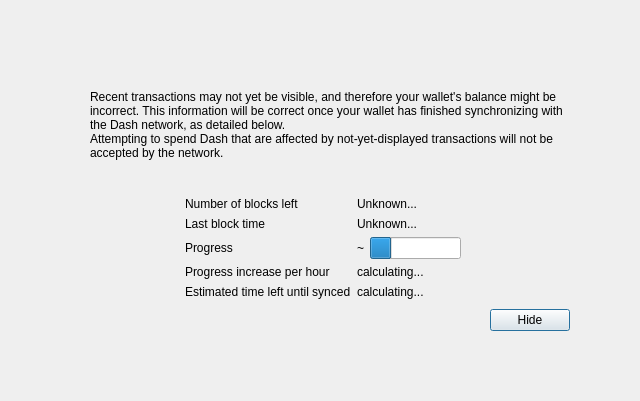
Above: src/qt/forms/modaloverlay.ui from bytzck/BYTZ before the change. Below: the same form after it.
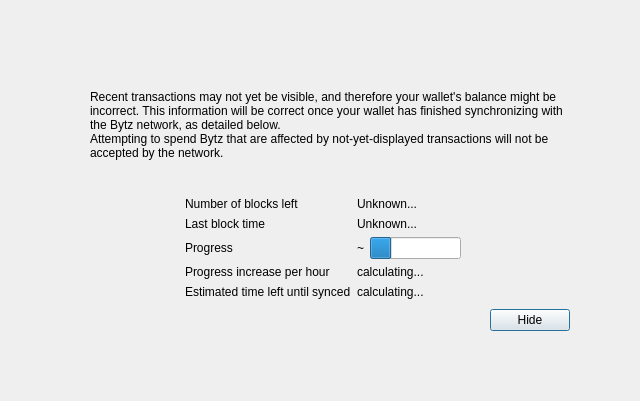
That is the form after the change. Custom widgets are drawn as their Qt base class.

Commit message: Rename to Bytz

Diff of the .ui file:
```diff
--- a/src/qt/forms/modaloverlay.ui
+++ b/src/qt/forms/modaloverlay.ui
@@ -111,7 +111,7 @@
              <item>
               <widget class="QLabel" name="infoText">
                <property name="text">
-                <string>Recent transactions may not yet be visible, and therefore your wallet's balance might be incorrect. This information will be correct once your wallet has finished synchronizing with the Dash network, as detailed below.</string>
+                <string>Recent transactions may not yet be visible, and therefore your wallet's balance might be incorrect. This information will be correct once your wallet has finished synchronizing with the Bytz network, as detailed below.</string>
                </property>
                <property name="textFormat">
                 <enum>Qt::RichText</enum>
@@ -124,7 +124,7 @@
              <item>
               <widget class="QLabel" name="infoTextStrong">
                <property name="text">
-                <string>Attempting to spend Dash that are affected by not-yet-displayed transactions will not be accepted by the network.</string>
+                <string>Attempting to spend Bytz that are affected by not-yet-displayed transactions will not be accepted by the network.</string>
                </property>
                <property name="textFormat">
                 <enum>Qt::RichText</enum>
```
The commit also changes 616 other files.
